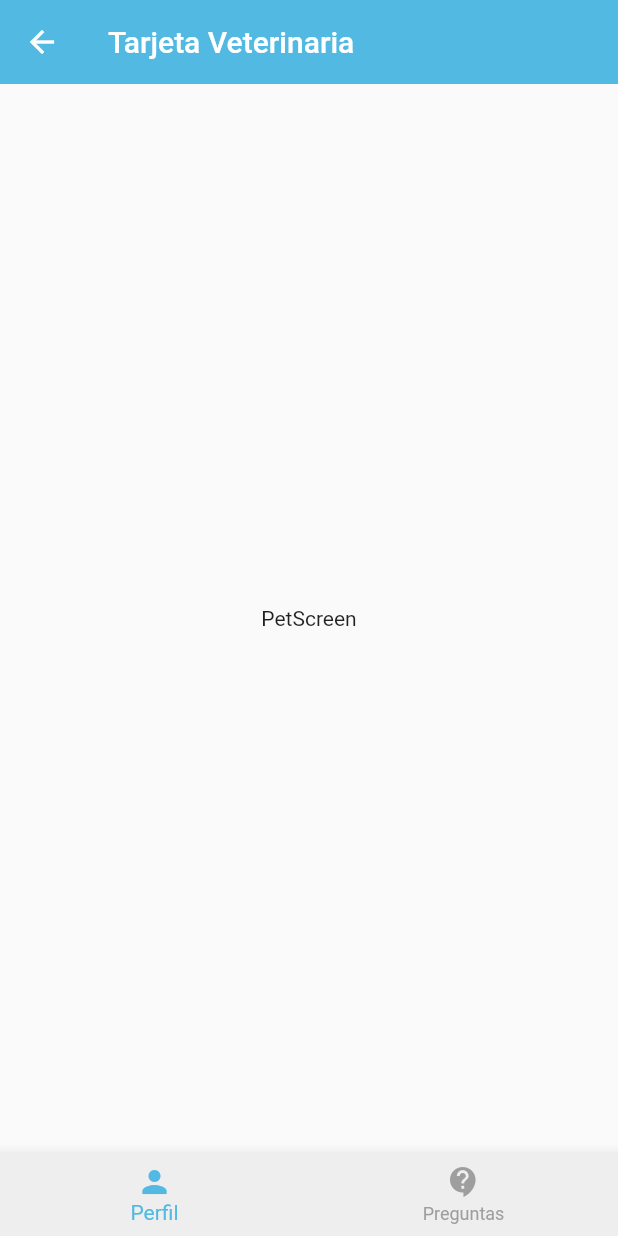
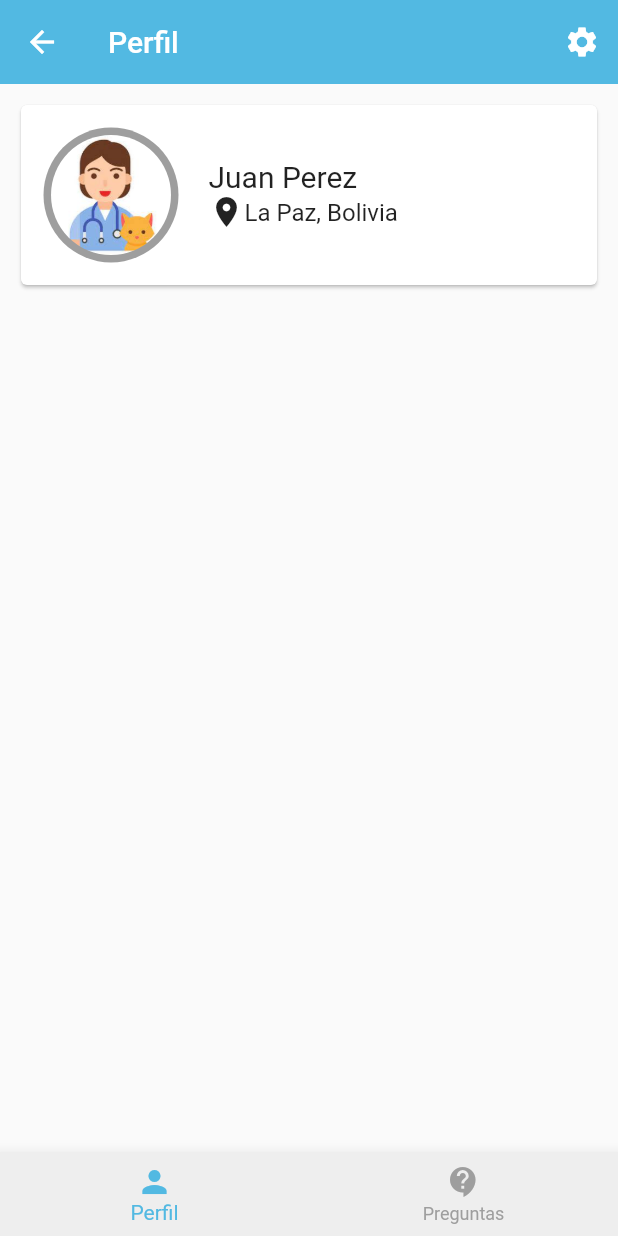
Before and after one commit to TheAlanMC/barkibu-frontend, a Flutter app: the VeterinaryProfileScreen screen opened by its route, on a phone screen of 412 x 824 dp. Run offline on Flutter 3.47's test engine with Material 2 defaults, Android fonts, the phone set to English and light mode, and no system bars; our stand-ins replace equatable, flutter_bloc, image_picker; missing offline and left inert: password_strength.

Commit message:
Added Veterinary Profile Screen

```diff
--- a/lib/generated_plugin_registrant.dart
+++ /dev/null
@@ -1,17 +0,0 @@
-//
-// Generated file. Do not edit.
-//
-
-// ignore_for_file: directives_ordering
-// ignore_for_file: lines_longer_than_80_chars
-// ignore_for_file: depend_on_referenced_packages
-
-import 'package:image_picker_for_web/image_picker_for_web.dart';
-
-import 'package:flutter_web_plugins/flutter_web_plugins.dart';
-
-// ignore: public_member_api_docs
-void registerPlugins(Registrar registrar) {
-  ImagePickerPlugin.registerWith(registrar);
-  registrar.registerMessageHandler();
-}
--- a/lib/router/app_routes.dart
+++ b/lib/router/app_routes.dart
@@ -34,13 +34,17 @@ class AppRoutes {
       route: '/pet_owner_pet_screen',
       screen: const PetScreen(),
     ),
-     MenuOption(
+    MenuOption(
       route: '/pet_owner_settings_screen',
       screen: const PetOwnerSettingsScreen(),
     ),
     MenuOption(
       route: '/veterinary_profile_screen',
       screen: const VeterinaryProfileScreen(),
+    ),
+    MenuOption(
+      route: '/veterinary_profile_settings_screen',
+      screen: const VeterinaryProfileSettingsScreen(),
     ),
   ];
 
--- a/lib/screens/pet_owner_pet/pet_owner_settings_screen.dart
+++ b/lib/screens/pet_owner_pet/pet_owner_settings_screen.dart
@@ -18,14 +18,12 @@ class PetOwnerSettingsScreen extends StatelessWidget {
             CustomTextButton(
                 text: 'Mi cuenta:',
                 icon: Icons.account_circle,
-                onPressed: () =>
-                    Navigator.of(context).pushNamed('/account_owner_screen')),
+                onPressed: () => Navigator.of(context).pushNamed('/account_owner_screen')),
             const SizedBox(height: 40),
             CustomTextButton(
               text: 'Mis mascotas',
               icon: Icons.pets,
-              onPressed: () =>
-                  Navigator.of(context).pushNamed('/owner_pets_screen'),
+              onPressed: () => Navigator.of(context).pushNamed('/owner_pets_screen'),
             ),
             const SizedBox(height: 40),
           ],
--- a/lib/screens/screens.dart
+++ b/lib/screens/screens.dart
@@ -9,3 +9,4 @@ export 'package:barkibu/screens/login_register/password_recover_screen3.dart';
 export 'package:barkibu/screens/pet_owner_pet/pet_screen.dart';
 export 'package:barkibu/screens/veterinary_profile/veterinary_profile_screen.dart';
 export 'package:barkibu/screens/pet_owner_pet/pet_owner_settings_screen.dart';
+export 'package:barkibu/screens/veterinary_profile/veterinary_profile_settings_screen.dart';
--- a/lib/screens/veterinary_profile/veterinary_profile_screen.dart
+++ b/lib/screens/veterinary_profile/veterinary_profile_screen.dart
@@ -1,3 +1,4 @@
+import 'package:barkibu/theme/app_theme.dart';
 import 'package:barkibu/widgets/widgets.dart';
 import 'package:flutter/material.dart';
 
@@ -7,14 +8,54 @@ class VeterinaryProfileScreen extends StatelessWidget {
   @override
   Widget build(BuildContext context) {
     return Scaffold(
-        appBar: AppBar(
-          title: const Text('Tarjeta Veterinaria'),
+      appBar: AppBar(
+        title: const Text('Perfil'),
+        actions: [
+          IconButton(
+            onPressed: () => Navigator.of(context).pushNamed('/veterinary_profile_settings_screen'),
+            icon: const Icon(Icons.settings),
+          )
+        ],
+      ),
+      body: SingleChildScrollView(
+        child: Padding(
+          padding: const EdgeInsets.all(10),
+          child: Column(children: [
+            Card(child: _profileInfo()),
+          ]),
         ),
-        body: const Center(
-          child: Text('PetScreen'),
-        ),
-        bottomNavigationBar: const CustomBottomNavigationVeterinary(
-          currentIndex: 0,
-        ));
+      ),
+      bottomNavigationBar: const CustomBottomNavigationVeterinary(
+        currentIndex: 0,
+      ),
+    );
+  }
+
+  Widget _profileInfo() {
+    return Padding(
+      padding: const EdgeInsets.all(15),
+      child: Row(
+        mainAxisAlignment: MainAxisAlignment.start,
+        children: [
+          CustomCircleAvatar(
+            border: AppTheme.secondary,
+            path: 'assets/veterinary_profile.jpg',
+          ),
+          const SizedBox(width: 20),
+          Column(
+            crossAxisAlignment: CrossAxisAlignment.start,
+            children: [
+              const Text('Juan Perez', style: TextStyle(fontSize: 20)),
+              Row(
+                children: const [
+                  Icon(Icons.location_on),
+                  Text('La Paz, Bolivia', style: TextStyle(fontSize: 16)),
+                ],
+              ),
+            ],
+          )
+        ],
+      ),
+    );
   }
 }
--- /dev/null
+++ b/lib/screens/veterinary_profile/veterinary_profile_settings_screen.dart
@@ -0,0 +1,14 @@
+import 'package:flutter/material.dart';
+
+class VeterinaryProfileSettingsScreen extends StatelessWidget {
+  const VeterinaryProfileSettingsScreen({Key? key}) : super(key: key);
+
+  @override
+  Widget build(BuildContext context) {
+    return const Scaffold(
+      body: Center(
+        child: Text('VeterinaryProfileSettingsScreen'),
+      ),
+    );
+  }
+}
--- /dev/null
+++ b/lib/widgets/custom_circle_avatar.dart
@@ -0,0 +1,24 @@
+import 'package:flutter/material.dart';
+
+class CustomCircleAvatar extends StatelessWidget {
+  final Color border;
+  final String path;
+  const CustomCircleAvatar({
+    Key? key,
+    required this.border,
+    required this.path,
+  }) : super(key: key);
+
+  @override
+  Widget build(BuildContext context) {
+    return CircleAvatar(
+      radius: 45,
+      backgroundColor: border,
+      child: CircleAvatar(
+        radius: 40,
+        backgroundImage: AssetImage(path),
+        backgroundColor: Colors.transparent,
+      ),
+    );
+  }
+}
--- a/lib/widgets/widgets.dart
+++ b/lib/widgets/widgets.dart
@@ -6,3 +6,4 @@ export 'package:barkibu/widgets/custom_icon_button.dart';
 export 'package:barkibu/widgets/custom_material_button.dart';
 export 'package:barkibu/widgets/custom_text_button.dart';
 export 'package:barkibu/widgets/pet_image.dart';
+export 'package:barkibu/widgets/custom_circle_avatar.dart';
```
Also changed, not shown: assets/veterinary_profile.jpg (added).
